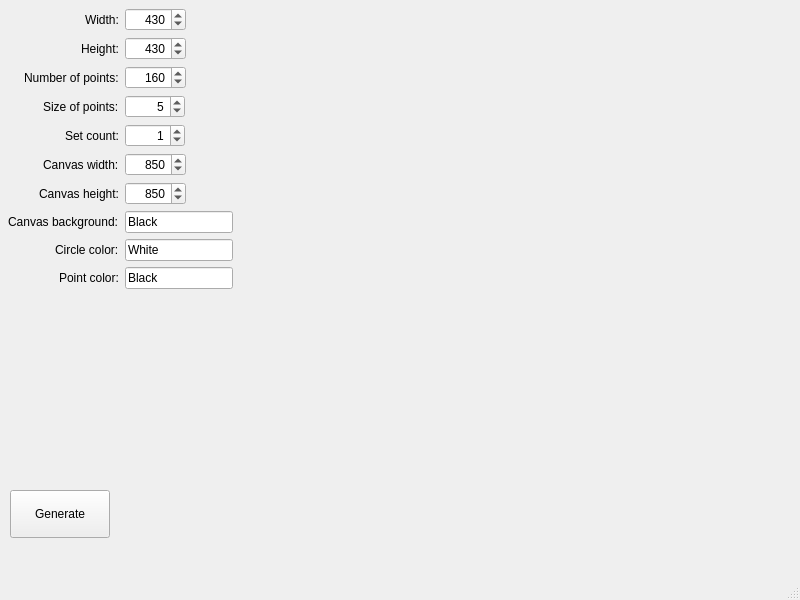
The window that ui/MainWindow.ui (malyi1/LentilsGenerator) describes before a commit, drawn with Qt 5.
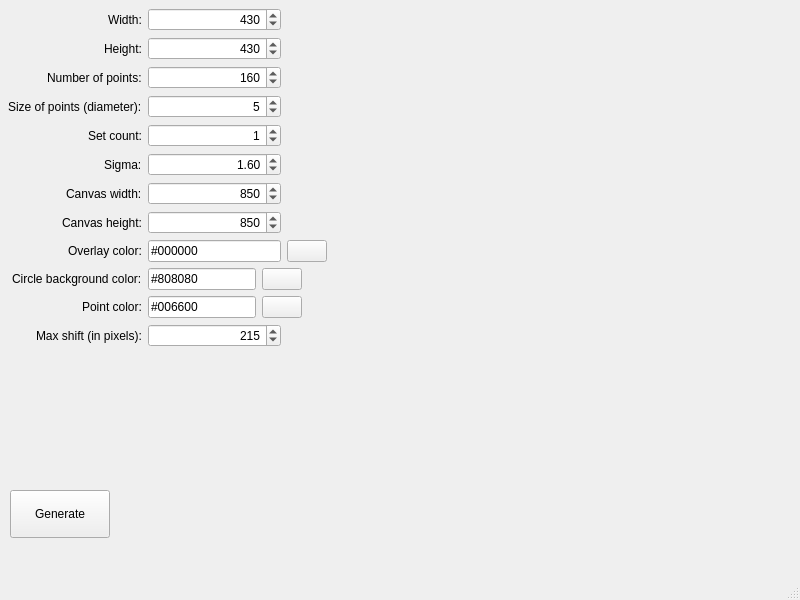
The same window after the commit.

```diff
--- a/ui/MainWindow.ui
+++ b/ui/MainWindow.ui
@@ -31,7 +31,7 @@
     </property>
     <layout class="QFormLayout" name="formLayout">
      <property name="sizeConstraint">
-      <enum>QLayout::SetDefaultConstraint</enum>
+      <enum>QLayout::SetMinimumSize</enum>
      </property>
      <property name="fieldGrowthPolicy">
       <enum>QFormLayout::FieldsStayAtSizeHint</enum>
@@ -43,7 +43,7 @@
       <set>Qt::AlignLeading|Qt::AlignLeft|Qt::AlignTop</set>
      </property>
      <property name="horizontalSpacing">
-      <number>-1</number>
+      <number>6</number>
      </property>
      <property name="leftMargin">
       <number>8</number>
@@ -58,6 +58,25 @@
        </property>
       </widget>
      </item>
+     <item row="0" column="1">
+      <widget class="QSpinBox" name="widthSpinBox">
+       <property name="minimumSize">
+        <size>
+         <width>133</width>
+         <height>0</height>
+        </size>
+       </property>
+       <property name="alignment">
+        <set>Qt::AlignRight|Qt::AlignTrailing|Qt::AlignVCenter</set>
+       </property>
+       <property name="maximum">
+        <number>10000</number>
+       </property>
+       <property name="value">
+        <number>430</number>
+       </property>
+      </widget>
+     </item>
      <item row="1" column="0">
       <widget class="QLabel" name="heightLabel">
        <property name="text">
@@ -65,6 +84,25 @@
        </property>
       </widget>
      </item>
+     <item row="1" column="1">
+      <widget class="QSpinBox" name="heightSpinBox">
+       <property name="minimumSize">
+        <size>
+         <width>133</width>
+         <height>0</height>
+        </size>
+       </property>
+       <property name="alignment">
+        <set>Qt::AlignRight|Qt::AlignTrailing|Qt::AlignVCenter</set>
+       </property>
+       <property name="maximum">
+        <number>10000</number>
+       </property>
+       <property name="value">
+        <number>430</number>
+       </property>
+      </widget>
+     </item>
      <item row="2" column="0">
       <widget class="QLabel" name="noOfPointsLabel">
        <property name="text">
@@ -79,7 +117,7 @@
        </property>
        <property name="minimumSize">
         <size>
-         <width>60</width>
+         <width>133</width>
          <height>0</height>
         </size>
        </property>
@@ -94,48 +132,10 @@
        </property>
       </widget>
      </item>
-     <item row="0" column="1">
-      <widget class="QSpinBox" name="widthSpinBox">
-       <property name="minimumSize">
-        <size>
-         <width>60</width>
-         <height>0</height>
-        </size>
-       </property>
-       <property name="alignment">
-        <set>Qt::AlignRight|Qt::AlignTrailing|Qt::AlignVCenter</set>
-       </property>
-       <property name="maximum">
-        <number>10000</number>
-       </property>
-       <property name="value">
-        <number>430</number>
-       </property>
-      </widget>
-     </item>
-     <item row="1" column="1">
-      <widget class="QSpinBox" name="heightSpinBox">
-       <property name="minimumSize">
-        <size>
-         <width>60</width>
-         <height>0</height>
-        </size>
-       </property>
-       <property name="alignment">
-        <set>Qt::AlignRight|Qt::AlignTrailing|Qt::AlignVCenter</set>
-       </property>
-       <property name="maximum">
-        <number>10000</number>
-       </property>
-       <property name="value">
-        <number>430</number>
-       </property>
-      </widget>
-     </item>
      <item row="3" column="0">
       <widget class="QLabel" name="sizeOfPointsLabel">
        <property name="text">
-        <string>Size of points:</string>
+        <string>Size of points (diameter):</string>
        </property>
       </widget>
      </item>
@@ -143,7 +143,7 @@
       <widget class="QSpinBox" name="sizeOfPointsSpinBox">
        <property name="minimumSize">
         <size>
-         <width>60</width>
+         <width>133</width>
          <height>0</height>
         </size>
        </property>
@@ -166,7 +166,7 @@
       <widget class="QSpinBox" name="setCountSpinBox">
        <property name="minimumSize">
         <size>
-         <width>60</width>
+         <width>133</width>
          <height>0</height>
         </size>
        </property>
@@ -182,43 +182,43 @@
       </widget>
      </item>
      <item row="5" column="0">
+      <widget class="QLabel" name="sigmaLabel">
+       <property name="text">
+        <string>Sigma:</string>
+       </property>
+      </widget>
+     </item>
+     <item row="5" column="1">
+      <widget class="QDoubleSpinBox" name="sigmaDoubleSpinBox">
+       <property name="enabled">
+        <bool>true</bool>
+       </property>
+       <property name="minimumSize">
+        <size>
+         <width>133</width>
+         <height>0</height>
+        </size>
+       </property>
+       <property name="alignment">
+        <set>Qt::AlignRight|Qt::AlignTrailing|Qt::AlignVCenter</set>
+       </property>
+       <property name="value">
+        <double>1.600000000000000</double>
+       </property>
+      </widget>
+     </item>
+     <item row="6" column="0">
       <widget class="QLabel" name="canvasWidthLabel">
        <property name="text">
         <string>Canvas width:</string>
        </property>
       </widget>
      </item>
-     <item row="6" column="0">
-      <widget class="QLabel" name="canvasHeightLabel">
-       <property name="text">
-        <string>Canvas height:</string>
-       </property>
-      </widget>
-     </item>
-     <item row="5" column="1">
-      <widget class="QSpinBox" name="canvasWidthSpinBox">
-       <property name="minimumSize">
-        <size>
-         <width>60</width>
-         <height>0</height>
-        </size>
-       </property>
-       <property name="alignment">
-        <set>Qt::AlignRight|Qt::AlignTrailing|Qt::AlignVCenter</set>
-       </property>
-       <property name="maximum">
-        <number>10000</number>
-       </property>
-       <property name="value">
-        <number>850</number>
-       </property>
-      </widget>
-     </item>
      <item row="6" column="1">
-      <widget class="QSpinBox" name="canvasHeightSpinBox">
+      <widget class="QSpinBox" name="canvasWidthSpinBox">
        <property name="minimumSize">
         <size>
-         <width>60</width>
+         <width>133</width>
          <height>0</height>
         </size>
        </property>
@@ -234,34 +234,88 @@
       </widget>
      </item>
      <item row="7" column="0">
-      <widget class="QLabel" name="canvasBackgroundLabel">
+      <widget class="QLabel" name="canvasHeightLabel">
        <property name="text">
-        <string>Canvas background:</string>
+        <string>Canvas height:</string>
        </property>
       </widget>
      </item>
      <item row="7" column="1">
-      <widget class="QLineEdit" name="canvasBackgroundText">
-       <property name="text">
-        <string>Black</string>
+      <widget class="QSpinBox" name="canvasHeightSpinBox">
+       <property name="minimumSize">
+        <size>
+         <width>133</width>
+         <height>0</height>
+        </size>
+       </property>
+       <property name="alignment">
+        <set>Qt::AlignRight|Qt::AlignTrailing|Qt::AlignVCenter</set>
+       </property>
+       <property name="maximum">
+        <number>10000</number>
+       </property>
+       <property name="value">
+        <number>850</number>
        </property>
       </widget>
      </item>
      <item row="8" column="0">
-      <widget class="QLabel" name="circleColorLabel">
+      <widget class="QLabel" name="canvasBackgroundLabel">
+       <property name="enabled">
+        <bool>true</bool>
+       </property>
        <property name="text">
-        <string>Circle color:</string>
+        <string>Overlay color:</string>
        </property>
       </widget>
      </item>
      <item row="8" column="1">
-      <widget class="QLineEdit" name="circleColorText">
-       <property name="text">
-        <string>White</string>
-       </property>
-      </widget>
+      <layout class="QHBoxLayout" name="horizontalLayout">
+       <item>
+        <widget class="QLineEdit" name="canvasBackgroundText">
+         <property name="enabled">
+          <bool>true</bool>
+         </property>
+         <property name="sizePolicy">
+          <sizepolicy hsizetype="Minimum" vsizetype="Fixed">
+           <horstretch>0</horstretch>
+           <verstretch>0</verstretch>
+          </sizepolicy>
+         </property>
+         <property name="minimumSize">
+          <size>
+           <width>133</width>
+           <height>0</height>
+          </size>
+         </property>
+         <property name="text">
+          <string>#000000</string>
+         </property>
+        </widget>
+       </item>
+       <item>
+        <widget class="QPushButton" name="changeBackgroundColorButton">
+         <property name="enabled">
+          <bool>true</bool>
+         </property>
+         <property name="autoFillBackground">
+          <bool>false</bool>
+         </property>
+         <property name="text">
+          <string/>
+         </property>
+        </widget>
+       </item>
+      </layout>
      </item>
      <item row="9" column="0">
+      <widget class="QLabel" name="circleColorLabel">
+       <property name="text">
+        <string>Circle background color:</string>
+       </property>
+      </widget>
+     </item>
+     <item row="10" column="0">
       <widget class="QLabel" name="pointColorLabel">
        <property name="text">
         <string>Point color:</string>
@@ -269,9 +323,88 @@
       </widget>
      </item>
      <item row="9" column="1">
-      <widget class="QLineEdit" name="pointColorText">
+      <layout class="QHBoxLayout" name="horizontalLayout_2">
+       <item>
+        <widget class="QLineEdit" name="circleColorText">
+         <property name="sizePolicy">
+          <sizepolicy hsizetype="Minimum" vsizetype="Fixed">
+           <horstretch>0</horstretch>
+           <verstretch>0</verstretch>
+          </sizepolicy>
+         </property>
+         <property name="minimumSize">
+          <size>
+           <width>100</width>
+           <height>0</height>
+          </size>
+         </property>
+         <property name="text">
+          <string>#808080</string>
+         </property>
+        </widget>
+       </item>
+       <item>
+        <widget class="QPushButton" name="changeCircleColorButton">
+         <property name="text">
+          <string/>
+         </property>
+        </widget>
+       </item>
+      </layout>
+     </item>
+     <item row="10" column="1">
+      <layout class="QHBoxLayout" name="horizontalLayout_3">
+       <item>
+        <widget class="QLineEdit" name="pointColorText">
+         <property name="sizePolicy">
+          <sizepolicy hsizetype="Minimum" vsizetype="Fixed">
+           <horstretch>0</horstretch>
+           <verstretch>0</verstretch>
+          </sizepolicy>
+         </property>
+         <property name="minimumSize">
+          <size>
+           <width>100</width>
+           <height>0</height>
+          </size>
+         </property>
+         <property name="text">
+          <string>#006600</string>
+         </property>
+        </widget>
+       </item>
+       <item>
+        <widget class="QPushButton" name="changePointColorButton">
+         <property name="text">
+          <string/>
+         </property>
+        </widget>
+       </item>
+      </layout>
+     </item>
+     <item row="11" column="0">
+      <widget class="QLabel" name="maxShiftLabel">
        <property name="text">
-        <string>Black</string>
+        <string>Max shift (in pixels):</string>
+       </property>
+      </widget>
+     </item>
+     <item row="11" column="1">
+      <widget class="QSpinBox" name="maxShiftSpinBox">
+       <property name="minimumSize">
+        <size>
+         <width>133</width>
+         <height>0</height>
+        </size>
+       </property>
+       <property name="alignment">
+        <set>Qt::AlignRight|Qt::AlignTrailing|Qt::AlignVCenter</set>
+       </property>
+       <property name="maximum">
+        <number>10000</number>
+       </property>
+       <property name="value">
+        <number>215</number>
        </property>
       </widget>
      </item>
```
Left out of the diff: 2 changed lines with no effect on the pictures.
